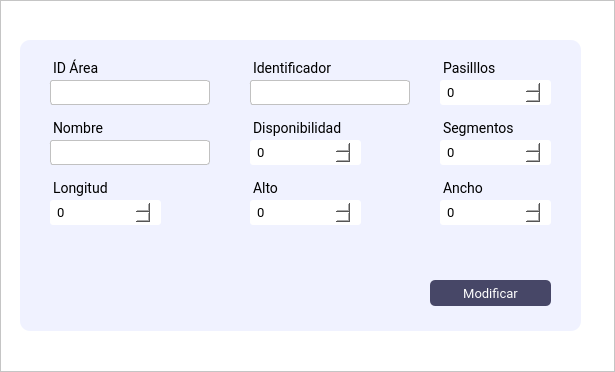
The window that Interfaces/main/Ui/modificar_area.ui (juanignaciocansillieri/bullsoft) describes before a commit, drawn with Qt 5.
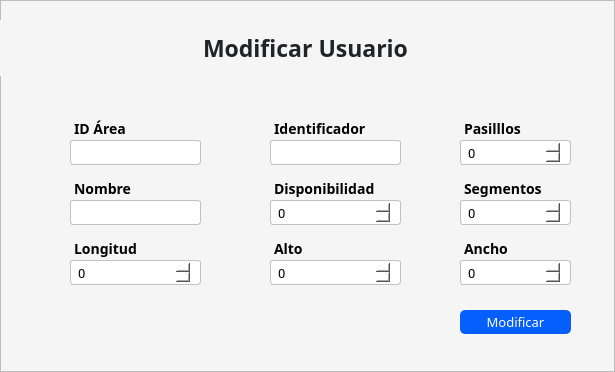
The same window after the commit.

```diff
--- a/Interfaces/main/Ui/modificar_area.ui
+++ b/Interfaces/main/Ui/modificar_area.ui
@@ -45,7 +45,7 @@
        </size>
       </property>
       <property name="styleSheet">
-       <string notr="true">background: #fff;
+       <string notr="true">background: #f5f5f5;
 </string>
       </property>
       <property name="frameShape">
@@ -54,113 +54,19 @@
       <property name="frameShadow">
        <enum>QFrame::Raised</enum>
       </property>
-      <widget class="QFrame" name="frame_3">
-       <property name="geometry">
-        <rect>
-         <x>20</x>
-         <y>40</y>
-         <width>561</width>
-         <height>291</height>
-        </rect>
-       </property>
-       <property name="maximumSize">
-        <size>
-         <width>16777215</width>
-         <height>400</height>
-        </size>
-       </property>
-       <property name="styleSheet">
-        <string notr="true">border-radius: 10px;
-background-color: rgb(240, 242, 255);
-</string>
-       </property>
-       <property name="frameShape">
-        <enum>QFrame::StyledPanel</enum>
-       </property>
-       <property name="frameShadow">
-        <enum>QFrame::Raised</enum>
-       </property>
-       <widget class="QLabel" name="label_3">
-        <property name="geometry">
-         <rect>
-          <x>20</x>
-          <y>10</y>
-          <width>62</width>
-          <height>27</height>
-         </rect>
-        </property>
-        <property name="font">
-         <font>
-          <family>Roboto</family>
-          <pointsize>1</pointsize>
-         </font>
-        </property>
-        <property name="styleSheet">
-         <string notr="true">font-family: Roboto;
-font-size: 14px;
-margin-top:10px;
-margin-left:10px
-
-
-</string>
-        </property>
-        <property name="text">
-         <string/>
-        </property>
-       </widget>
-       <widget class="QLineEdit" name="IdArea_input">
-        <property name="geometry">
-         <rect>
-          <x>20</x>
-          <y>40</y>
-          <width>170</width>
-          <height>25</height>
-         </rect>
-        </property>
-        <property name="minimumSize">
-         <size>
-          <width>0</width>
-          <height>0</height>
-         </size>
-        </property>
-        <property name="maximumSize">
-         <size>
-          <width>16777215</width>
-          <height>25</height>
-         </size>
-        </property>
-        <property name="styleSheet">
-         <string notr="true">QLineEdit{
-background-color: #fff;
-border: 0.5px solid #c1c1c1;
-border-radius: 3px;
-padding: 4 5px;
-color: rgb(0, 0, 0);
-font-family:Roboto;
-font-size:13px;
-font-weight: 400;
-margin-left: 10px;
-
-}
-</string>
-        </property>
-        <property name="placeholderText">
-         <string/>
-        </property>
-       </widget>
        <widget class="QPushButton" name="modificar_btn">
         <property name="geometry">
          <rect>
-          <x>410</x>
-          <y>240</y>
-          <width>121</width>
-          <height>26</height>
+         <x>460</x>
+         <y>310</y>
+         <width>111</width>
+         <height>24</height>
          </rect>
         </property>
         <property name="font">
          <font>
-          <family>Roboto</family>
-          <pointsize>-1</pointsize>
+         <family>Cairo</family>
+         <pointsize>10</pointsize>
          </font>
         </property>
         <property name="cursor">
@@ -168,13 +74,12 @@
         </property>
         <property name="styleSheet">
          <string notr="true">QPushButton{
-background-color: rgba(71, 71, 103);
-color: #fff;
-border-radius:5px;
-font-family:Roboto;
-font-size: 13px
-
+background-color: #055ffc;
+color:#fff;
+border-radius: 5px;
+text-align:center;
 }
+
 QPushButton:hover{
 background-color: rgba(71, 71, 103,180);
 }</string>
@@ -183,24 +88,89 @@
          <string>Modificar</string>
         </property>
        </widget>
+      <widget class="QLineEdit" name="IdArea_input">
+       <property name="geometry">
+        <rect>
+         <x>60</x>
+         <y>140</y>
+         <width>141</width>
+         <height>25</height>
+        </rect>
+       </property>
+       <property name="minimumSize">
+        <size>
+         <width>0</width>
+         <height>0</height>
+        </size>
+       </property>
+       <property name="maximumSize">
+        <size>
+         <width>16777215</width>
+         <height>25</height>
+        </size>
+       </property>
+       <property name="styleSheet">
+        <string notr="true">QLineEdit{
+background-color: #fff;
+border: 0.5px solid #c1c1c1;
+border-radius: 3px;
+padding: 4 5px;
+color: rgb(0, 0, 0);
+font-size:13px;
+font-weight: 400;
+margin-left: 10px;
+
+}
+</string>
+       </property>
+       <property name="placeholderText">
+        <string/>
+       </property>
+      </widget>
+      <widget class="QSpinBox" name="pasillos_num">
+       <property name="geometry">
+        <rect>
+         <x>450</x>
+         <y>140</y>
+         <width>121</width>
+         <height>25</height>
+        </rect>
+       </property>
+       <property name="styleSheet">
+        <string notr="true">background-color: #fff;
+border-radius: 3px;
+padding: 4 5px;
+color: rgb(0, 0, 0);
+font-family:Roboto;
+border: 0.5px solid #c1c1c1;
+font-size:13px;
+font-weight: 400;
+margin-left: 10px;
+</string>
+       </property>
+       <property name="maximum">
+        <number>999</number>
+       </property>
+      </widget>
        <widget class="QLabel" name="label_IdArea">
         <property name="geometry">
          <rect>
-          <x>20</x>
-          <y>10</y>
+         <x>60</x>
+         <y>110</y>
           <width>131</width>
           <height>27</height>
          </rect>
         </property>
         <property name="font">
          <font>
-          <family>Roboto</family>
+         <family>Cairo</family>
           <pointsize>-1</pointsize>
+         <weight>75</weight>
+         <bold>true</bold>
          </font>
         </property>
         <property name="styleSheet">
-         <string notr="true">font-family: Roboto;
-font-size: 14px;
+        <string notr="true">font-size: 14px;
 margin-top:10px;
 margin-left:10px
 
@@ -213,21 +183,22 @@
        <widget class="QLabel" name="label_nombre">
         <property name="geometry">
          <rect>
-          <x>20</x>
-          <y>70</y>
+         <x>60</x>
+         <y>170</y>
           <width>131</width>
           <height>27</height>
          </rect>
         </property>
         <property name="font">
          <font>
-          <family>Roboto</family>
+         <family>Cairo</family>
           <pointsize>-1</pointsize>
+         <weight>75</weight>
+         <bold>true</bold>
          </font>
         </property>
         <property name="styleSheet">
-         <string notr="true">font-family: Roboto;
-font-size: 14px;
+        <string notr="true">font-size: 14px;
 margin-top:10px;
 margin-left:10px
 
@@ -237,186 +208,12 @@
          <string>Nombre</string>
         </property>
        </widget>
-       <widget class="QLineEdit" name="nombre_input">
-        <property name="geometry">
-         <rect>
-          <x>20</x>
-          <y>100</y>
-          <width>170</width>
-          <height>25</height>
-         </rect>
-        </property>
-        <property name="minimumSize">
-         <size>
-          <width>0</width>
-          <height>0</height>
-         </size>
-        </property>
-        <property name="maximumSize">
-         <size>
-          <width>16777215</width>
-          <height>25</height>
-         </size>
-        </property>
-        <property name="styleSheet">
-         <string notr="true">QLineEdit{
-background-color: #fff;
-border: 0.5px solid #c1c1c1;
-border-radius: 3px;
-padding: 4 5px;
-color: rgb(0, 0, 0);
-font-family:Roboto;
-font-size:13px;
-font-weight: 400;
-margin-left: 10px;
-
-}
-</string>
-        </property>
-        <property name="placeholderText">
-         <string/>
-        </property>
-       </widget>
-       <widget class="QLabel" name="label_pasillos">
-        <property name="geometry">
-         <rect>
-          <x>410</x>
-          <y>10</y>
-          <width>131</width>
-          <height>27</height>
-         </rect>
-        </property>
-        <property name="font">
-         <font>
-          <family>Roboto</family>
-          <pointsize>-1</pointsize>
-         </font>
-        </property>
-        <property name="styleSheet">
-         <string notr="true">font-family: Roboto;
-font-size: 14px;
-margin-top:10px;
-margin-left:10px
-
-</string>
-        </property>
-        <property name="text">
-         <string>Pasilllos</string>
-        </property>
-       </widget>
-       <widget class="QLabel" name="label_segmentos">
-        <property name="geometry">
-         <rect>
-          <x>410</x>
-          <y>70</y>
-          <width>131</width>
-          <height>27</height>
-         </rect>
-        </property>
-        <property name="font">
-         <font>
-          <family>Roboto</family>
-          <pointsize>-1</pointsize>
-         </font>
-        </property>
-        <property name="styleSheet">
-         <string notr="true">font-family: Roboto;
-font-size: 14px;
-margin-top:10px;
-margin-left:10px
-
-</string>
-        </property>
-        <property name="text">
-         <string>Segmentos</string>
-        </property>
-       </widget>
-       <widget class="QSpinBox" name="segmentos_num">
-        <property name="geometry">
-         <rect>
-          <x>410</x>
-          <y>100</y>
-          <width>121</width>
-          <height>25</height>
-         </rect>
-        </property>
-        <property name="styleSheet">
-         <string notr="true">background-color: #fff;
-border-radius: 3px;
-padding: 4 5px;
-color: rgb(0, 0, 0);
-font-family:Roboto;
-border: none;
-font-size:13px;
-font-weight: 400;
-margin-left: 10px;
-</string>
-        </property>
-        <property name="minimum">
-         <number>0</number>
-        </property>
-        <property name="maximum">
-         <number>999</number>
-        </property>
-       </widget>
-       <widget class="QSpinBox" name="pasillos_num">
-        <property name="geometry">
-         <rect>
-          <x>410</x>
-          <y>40</y>
-          <width>121</width>
-          <height>25</height>
-         </rect>
-        </property>
-        <property name="styleSheet">
-         <string notr="true">background-color: #fff;
-border-radius: 3px;
-padding: 4 5px;
-color: rgb(0, 0, 0);
-font-family:Roboto;
-border: none;
-font-size:13px;
-font-weight: 400;
-margin-left: 10px;
-</string>
-        </property>
-        <property name="maximum">
-         <number>999</number>
-        </property>
-       </widget>
-       <widget class="QLabel" name="label_identificador">
-        <property name="geometry">
-         <rect>
-          <x>220</x>
-          <y>10</y>
-          <width>131</width>
-          <height>27</height>
-         </rect>
-        </property>
-        <property name="font">
-         <font>
-          <family>Roboto</family>
-          <pointsize>-1</pointsize>
-         </font>
-        </property>
-        <property name="styleSheet">
-         <string notr="true">font-family: Roboto;
-font-size: 14px;
-margin-top:10px;
-margin-left:10px
-
-</string>
-        </property>
-        <property name="text">
-         <string>Identificador</string>
-        </property>
-       </widget>
        <widget class="QLineEdit" name="identificador_input">
         <property name="geometry">
          <rect>
-          <x>220</x>
-          <y>40</y>
-          <width>170</width>
+         <x>260</x>
+         <y>140</y>
+         <width>141</width>
           <height>25</height>
          </rect>
         </property>
@@ -451,39 +248,52 @@
          <string/>
         </property>
        </widget>
-       <widget class="QLabel" name="label_disponibilidad">
+      <widget class="QLineEdit" name="nombre_input">
         <property name="geometry">
          <rect>
-          <x>220</x>
-          <y>70</y>
-          <width>131</width>
-          <height>27</height>
-         </rect>
-        </property>
-        <property name="font">
-         <font>
-          <family>Roboto</family>
-          <pointsize>-1</pointsize>
-         </font>
+         <x>60</x>
+         <y>200</y>
+         <width>141</width>
+         <height>25</height>
+        </rect>
+       </property>
+       <property name="minimumSize">
+        <size>
+         <width>0</width>
+         <height>0</height>
+        </size>
+       </property>
+       <property name="maximumSize">
+        <size>
+         <width>16777215</width>
+         <height>25</height>
+        </size>
         </property>
         <property name="styleSheet">
-         <string notr="true">font-family: Roboto;
-font-size: 14px;
-margin-top:10px;
-margin-left:10px
+        <string notr="true">QLineEdit{
+background-color: #fff;
+border: 0.5px solid #c1c1c1;
+border-radius: 3px;
+padding: 4 5px;
+color: rgb(0, 0, 0);
+font-family:Roboto;
+font-size:13px;
+font-weight: 400;
+margin-left: 10px;
 
+}
 </string>
         </property>
-        <property name="text">
-         <string>Disponibilidad</string>
+       <property name="placeholderText">
+        <string/>
         </property>
        </widget>
        <widget class="QSpinBox" name="disponibilidad_num">
         <property name="geometry">
          <rect>
-          <x>220</x>
-          <y>100</y>
-          <width>121</width>
+         <x>260</x>
+         <y>200</y>
+         <width>141</width>
           <height>25</height>
          </rect>
         </property>
@@ -493,7 +303,7 @@
 padding: 4 5px;
 color: rgb(0, 0, 0);
 font-family:Roboto;
-border: none;
+border: 0.5px solid #c1c1c1;
 font-size:13px;
 font-weight: 400;
 margin-left: 10px;
@@ -506,51 +316,25 @@
          <number>999</number>
         </property>
        </widget>
-       <widget class="QLabel" name="label_longitud">
-        <property name="geometry">
-         <rect>
-          <x>20</x>
-          <y>130</y>
-          <width>131</width>
-          <height>27</height>
-         </rect>
-        </property>
-        <property name="font">
-         <font>
-          <family>Roboto</family>
-          <pointsize>-1</pointsize>
-         </font>
-        </property>
-        <property name="styleSheet">
-         <string notr="true">font-family: Roboto;
-font-size: 14px;
-margin-top:10px;
-margin-left:10px
-
-</string>
-        </property>
-        <property name="text">
-         <string>Longitud</string>
-        </property>
-       </widget>
        <widget class="QLabel" name="label_alto">
         <property name="geometry">
          <rect>
-          <x>220</x>
-          <y>130</y>
+         <x>260</x>
+         <y>230</y>
           <width>131</width>
           <height>27</height>
          </rect>
         </property>
         <property name="font">
          <font>
-          <family>Roboto</family>
+         <family>Cairo</family>
           <pointsize>-1</pointsize>
+         <weight>75</weight>
+         <bold>true</bold>
          </font>
         </property>
         <property name="styleSheet">
-         <string notr="true">font-family: Roboto;
-font-size: 14px;
+        <string notr="true">font-size: 14px;
 margin-top:10px;
 margin-left:10px
 
@@ -560,24 +344,137 @@
          <string>Alto</string>
         </property>
        </widget>
+      <widget class="QSpinBox" name="segmentos_num">
+       <property name="geometry">
+        <rect>
+         <x>450</x>
+         <y>200</y>
+         <width>121</width>
+         <height>25</height>
+        </rect>
+       </property>
+       <property name="styleSheet">
+        <string notr="true">background-color: #fff;
+border-radius: 3px;
+padding: 4 5px;
+color: rgb(0, 0, 0);
+font-family:Roboto;
+border: 0.5px solid #c1c1c1;
+font-size:13px;
+font-weight: 400;
+margin-left: 10px;
+</string>
+       </property>
+       <property name="minimum">
+        <number>0</number>
+       </property>
+       <property name="maximum">
+        <number>999</number>
+       </property>
+      </widget>
+      <widget class="QSpinBox" name="longitud_num">
+       <property name="geometry">
+        <rect>
+         <x>60</x>
+         <y>260</y>
+         <width>141</width>
+         <height>25</height>
+        </rect>
+       </property>
+       <property name="styleSheet">
+        <string notr="true">background-color: #fff;
+border-radius: 3px;
+padding: 4 5px;
+color: rgb(0, 0, 0);
+font-family:Roboto;
+border: 0.5px solid #c1c1c1;
+font-size:13px;
+font-weight: 400;
+margin-left: 10px;
+</string>
+       </property>
+       <property name="minimum">
+        <number>0</number>
+       </property>
+       <property name="maximum">
+        <number>999</number>
+       </property>
+      </widget>
+      <widget class="QLabel" name="label_longitud">
+       <property name="geometry">
+        <rect>
+         <x>60</x>
+         <y>230</y>
+         <width>131</width>
+         <height>27</height>
+        </rect>
+       </property>
+       <property name="font">
+        <font>
+         <family>Cairo</family>
+         <pointsize>-1</pointsize>
+         <weight>75</weight>
+         <bold>true</bold>
+        </font>
+       </property>
+       <property name="styleSheet">
+        <string notr="true">font-size: 14px;
+margin-top:10px;
+margin-left:10px
+
+</string>
+       </property>
+       <property name="text">
+        <string>Longitud</string>
+       </property>
+      </widget>
+      <widget class="QLabel" name="label_identificador">
+       <property name="geometry">
+        <rect>
+         <x>260</x>
+         <y>110</y>
+         <width>131</width>
+         <height>27</height>
+        </rect>
+       </property>
+       <property name="font">
+        <font>
+         <family>Cairo</family>
+         <pointsize>-1</pointsize>
+         <weight>75</weight>
+         <bold>true</bold>
+        </font>
+       </property>
+       <property name="styleSheet">
+        <string notr="true">font-size: 14px;
+margin-top:10px;
+margin-left:10px
+
+</string>
+       </property>
+       <property name="text">
+        <string>Identificador</string>
+       </property>
+      </widget>
        <widget class="QLabel" name="label_ancho">
         <property name="geometry">
          <rect>
-          <x>410</x>
-          <y>130</y>
+         <x>450</x>
+         <y>230</y>
           <width>131</width>
           <height>27</height>
          </rect>
         </property>
         <property name="font">
          <font>
-          <family>Roboto</family>
+         <family>Cairo</family>
           <pointsize>-1</pointsize>
+         <weight>75</weight>
+         <bold>true</bold>
          </font>
         </property>
         <property name="styleSheet">
-         <string notr="true">font-family: Roboto;
-font-size: 14px;
+        <string notr="true">font-size: 14px;
 margin-top:10px;
 margin-left:10px
 
@@ -587,67 +484,67 @@
          <string>Ancho</string>
         </property>
        </widget>
-       <widget class="QSpinBox" name="longitud_num">
+      <widget class="QLabel" name="label_segmentos">
         <property name="geometry">
          <rect>
-          <x>20</x>
-          <y>160</y>
-          <width>121</width>
-          <height>25</height>
-         </rect>
-        </property>
+         <x>450</x>
+         <y>170</y>
+         <width>131</width>
+         <height>27</height>
+        </rect>
+       </property>
+       <property name="font">
+        <font>
+         <family>Cairo</family>
+         <pointsize>-1</pointsize>
+         <weight>75</weight>
+         <bold>true</bold>
+        </font>
+       </property>
         <property name="styleSheet">
-         <string notr="true">background-color: #fff;
-border-radius: 3px;
-padding: 4 5px;
-color: rgb(0, 0, 0);
-font-family:Roboto;
-border: none;
-font-size:13px;
-font-weight: 400;
-margin-left: 10px;
+        <string notr="true">font-size: 14px;
+margin-top:10px;
+margin-left:10px
+
 </string>
         </property>
-        <property name="minimum">
-         <number>0</number>
-        </property>
-        <property name="maximum">
-         <number>999</number>
-        </property>
-       </widget>
-       <widget class="QSpinBox" name="alto_num">
+       <property name="text">
+        <string>Segmentos</string>
+       </property>
+      </widget>
+      <widget class="QLabel" name="label_disponibilidad">
         <property name="geometry">
          <rect>
-          <x>220</x>
-          <y>160</y>
-          <width>121</width>
-          <height>25</height>
-         </rect>
-        </property>
+         <x>260</x>
+         <y>170</y>
+         <width>131</width>
+         <height>27</height>
+        </rect>
+       </property>
+       <property name="font">
+        <font>
+         <family>Cairo</family>
+         <pointsize>-1</pointsize>
+         <weight>75</weight>
+         <bold>true</bold>
+        </font>
+       </property>
         <property name="styleSheet">
-         <string notr="true">background-color: #fff;
-border-radius: 3px;
-padding: 4 5px;
-color: rgb(0, 0, 0);
-font-family:Roboto;
-border: none;
-font-size:13px;
-font-weight: 400;
-margin-left: 10px;
+        <string notr="true">font-size: 14px;
+margin-top:10px;
+margin-left:10px
+
 </string>
         </property>
-        <property name="minimum">
-         <number>0</number>
-        </property>
-        <property name="maximum">
-         <number>999</number>
+       <property name="text">
+        <string>Disponibilidad</string>
         </property>
        </widget>
        <widget class="QSpinBox" name="ancho_num">
         <property name="geometry">
          <rect>
-          <x>410</x>
-          <y>160</y>
+         <x>450</x>
+         <y>260</y>
           <width>121</width>
           <height>25</height>
          </rect>
@@ -658,7 +555,7 @@
 padding: 4 5px;
 color: rgb(0, 0, 0);
 font-family:Roboto;
-border: none;
+border: 0.5px solid #c1c1c1;
 font-size:13px;
 font-weight: 400;
 margin-left: 10px;
@@ -671,6 +568,90 @@
          <number>999</number>
         </property>
        </widget>
+      <widget class="QLabel" name="label_pasillos">
+       <property name="geometry">
+        <rect>
+         <x>450</x>
+         <y>110</y>
+         <width>131</width>
+         <height>27</height>
+        </rect>
+       </property>
+       <property name="font">
+        <font>
+         <family>Cairo</family>
+         <pointsize>-1</pointsize>
+         <weight>75</weight>
+         <bold>true</bold>
+        </font>
+       </property>
+       <property name="styleSheet">
+        <string notr="true">font-size: 14px;
+margin-top:10px;
+margin-left:10px
+
+</string>
+       </property>
+       <property name="text">
+        <string>Pasilllos</string>
+       </property>
+      </widget>
+      <widget class="QSpinBox" name="alto_num">
+       <property name="geometry">
+        <rect>
+         <x>260</x>
+         <y>260</y>
+         <width>141</width>
+         <height>25</height>
+        </rect>
+       </property>
+       <property name="styleSheet">
+        <string notr="true">background-color: #fff;
+border-radius: 3px;
+padding: 4 5px;
+color: rgb(0, 0, 0);
+font-family:Roboto;
+border: 0.5px solid #c1c1c1;
+font-size:13px;
+font-weight: 400;
+margin-left: 10px;
+</string>
+       </property>
+       <property name="minimum">
+        <number>0</number>
+       </property>
+       <property name="maximum">
+        <number>999</number>
+       </property>
+      </widget>
+      <widget class="QLabel" name="label_5">
+       <property name="geometry">
+        <rect>
+         <x>0</x>
+         <y>20</y>
+         <width>611</width>
+         <height>61</height>
+        </rect>
+       </property>
+       <property name="font">
+        <font>
+         <family>Cairo</family>
+         <pointsize>17</pointsize>
+         <weight>75</weight>
+         <bold>true</bold>
+         <kerning>true</kerning>
+        </font>
+       </property>
+       <property name="styleSheet">
+        <string notr="true">color: #212325;
+margin-bottom: 5px</string>
+       </property>
+       <property name="text">
+        <string>Modificar Usuario</string>
+       </property>
+       <property name="alignment">
+        <set>Qt::AlignCenter</set>
+       </property>
       </widget>
      </widget>
     </item>
```
Left out of the diff: 4 changed lines with no effect on the pictures. Lines whose indentation alone changed are shown as unchanged.
